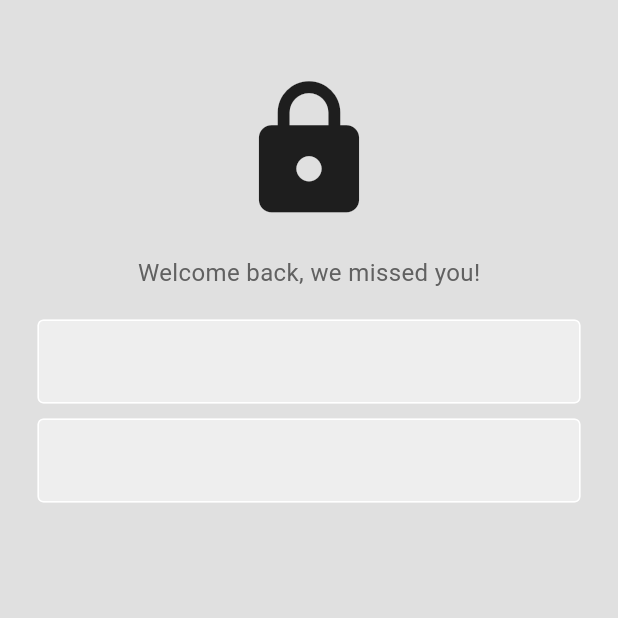
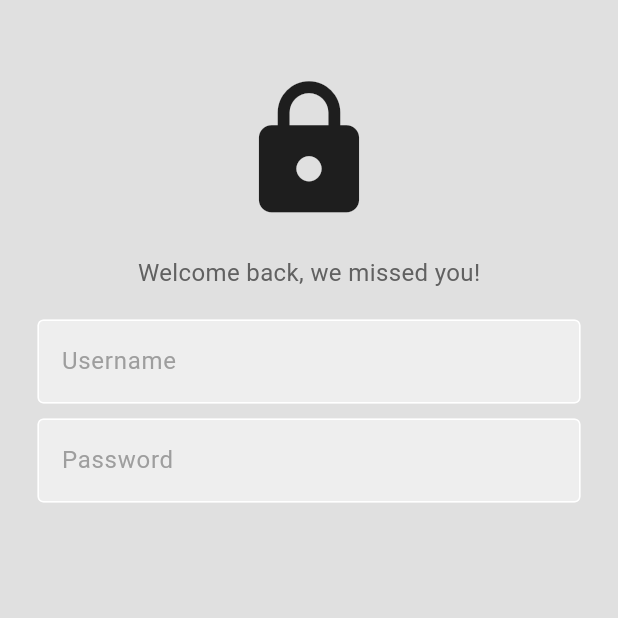
Before and after one commit to ZigaLarissa/Flutter_Auth, a Flutter app: the screen it shows after launch, on a phone screen of 412 x 824 dp, the top half of it. Run offline on Flutter 3.47's test engine with Material 3 defaults, Android fonts, the phone set to English and light mode, and no system bars.

Commit message:
textfeild hint texts uodates

```diff
--- a/authentication/lib/components/my_textfield.dart
+++ b/authentication/lib/components/my_textfield.dart
@@ -1,13 +1,25 @@
 import 'package:flutter/material.dart';
 
 class MyTextField extends StatelessWidget {
-  const MyTextField({super.key});
+  // ignore: prefer_typing_uninitialized_variables
+  final controller;
+  final String hintText;
+  final bool obscureText;
+
+  const MyTextField({
+    super.key,
+    required this.controller,
+    required this.hintText,
+    required this.obscureText,
+  });
 
   @override
   Widget build(BuildContext context) {
     return Padding(
       padding: const EdgeInsets.symmetric(horizontal: 25.0),
       child: TextField(
+          controller: controller,
+          obscureText: obscureText,
           decoration: InputDecoration(
             enabledBorder: const OutlineInputBorder(
               borderSide: BorderSide(color: Colors.white),
@@ -17,6 +29,8 @@ class MyTextField extends StatelessWidget {
             ),
             fillColor: Colors.grey.shade200,
             filled: true,
+            hintText: hintText,
+            hintStyle: TextStyle(color: Colors.grey[500]),
           )),
     );
   }
--- a/authentication/lib/pages/login_page.dart
+++ b/authentication/lib/pages/login_page.dart
@@ -4,7 +4,11 @@ import "package:flutter/material.dart";
 import "/components/my_textfield.dart";
 
 class LoginPage extends StatelessWidget {
-  const LoginPage({super.key});
+  LoginPage({super.key});
+
+  // text editing controllers
+  final usernameController = TextEditingController();
+  final passwordController = TextEditingController();
 
   @override
   Widget build(BuildContext context) {
@@ -33,11 +37,19 @@ class LoginPage extends StatelessWidget {
                 // username textfield
                 SizedBox(height: 20),
 
-                MyTextField(),
+                MyTextField(
+                  controller: usernameController,
+                  hintText: "Username",
+                  obscureText: false,
+                ),
 
                 SizedBox(height: 10),
 
-                MyTextField(),
+                MyTextField(
+                  controller: passwordController,
+                  hintText: "Password",
+                  obscureText: true,
+                ),
 
                 // password textfield
 
```
Lines whose indentation alone changed are shown as unchanged.
